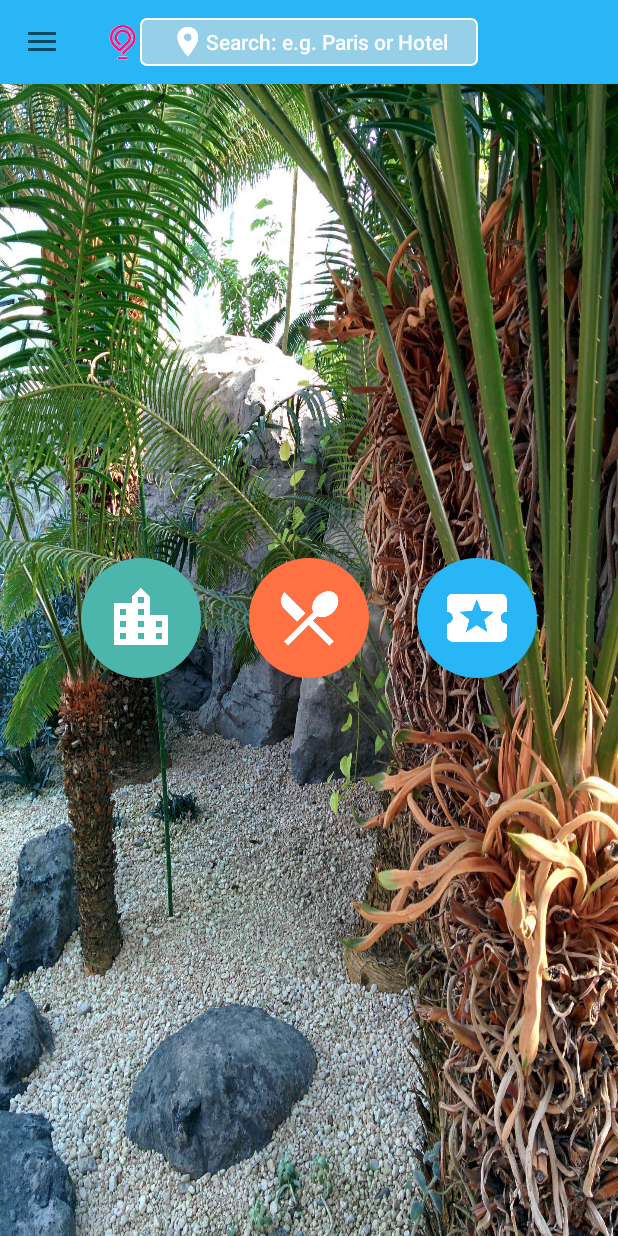
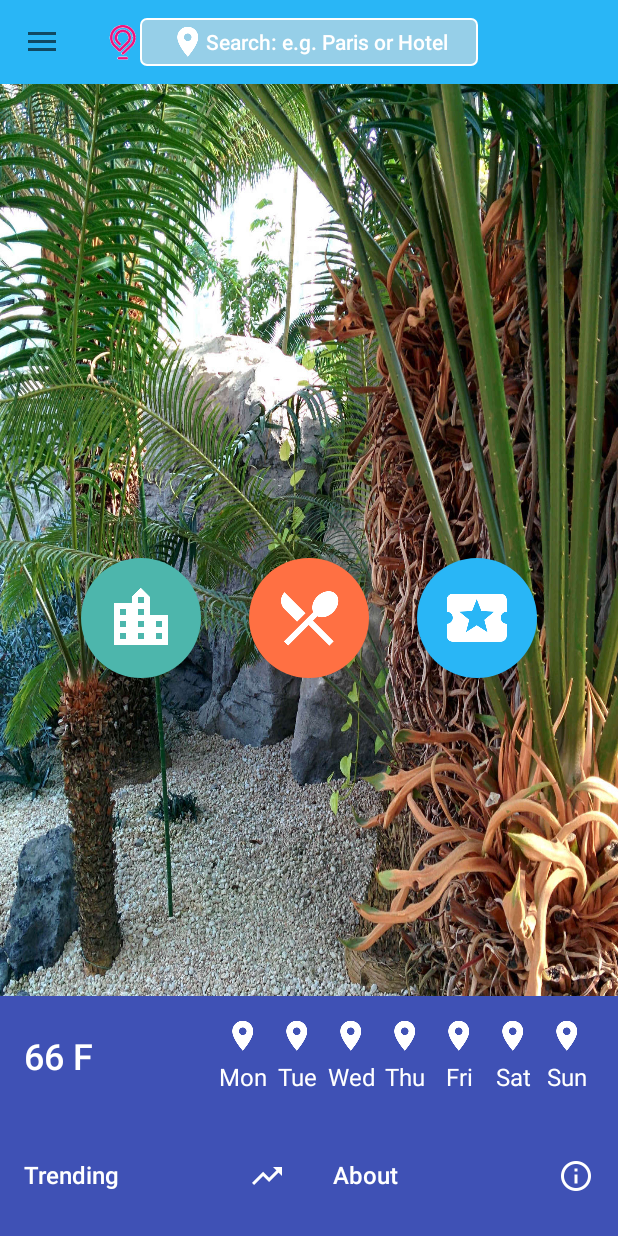
Before and after one commit to steve1rm/gogobot, an Android app: the screen it shows after launch (MainActivity), on a phone screen of 412 x 824 dp. Run offline under Robolectric (Android 15) with nearby library versions, the phone set to English and light mode, and no system bars.

Commit message:
Changing layout to use gridlayout

```diff
--- a/app/build.gradle
+++ b/app/build.gradle
@@ -24,4 +24,5 @@ dependencies {
     testCompile 'junit:junit:4.12'
     compile 'com.android.support:appcompat-v7:23.1.1'
     compile 'com.android.support:support-v4:23.1.1'
+    compile 'com.android.support:gridlayout-v7:23.1.1'
 }
--- a/app/src/main/res/layout/about.xml
+++ b/app/src/main/res/layout/about.xml
@@ -1,12 +1,9 @@
 <?xml version="1.0" encoding="utf-8"?>
-<LinearLayout
+<RelativeLayout
     xmlns:android="http://schemas.android.com/apk/res/android"
-    android:orientation="horizontal"
     android:layout_width="match_parent"
-    android:layout_height="wrap_content"
-    android:layout_centerHorizontal="true"
-    android:paddingTop="20dp"
-    android:paddingBottom="20dp"
+    android:layout_height="80dp"
+    android:gravity="center_vertical"
     android:paddingStart="16dp"
     android:paddingLeft="16dp"
     android:paddingEnd="16dp"
@@ -14,9 +11,10 @@
     android:background="@color/colorPrimary">
 
     <TextView
-        android:layout_width="0dp"
-        android:layout_weight="1"
+        android:layout_width="wrap_content"
         android:layout_height="wrap_content"
+        android:layout_alignParentStart="true"
+        android:layout_alignParentLeft="true"
         android:text="About"
         android:textSize="16sp"
         android:textColor="@android:color/white"
@@ -25,6 +23,7 @@
     <ImageView
         android:layout_width="wrap_content"
         android:layout_height="wrap_content"
-        android:src="@drawable/ic_location_on_white_24dp"/>
-
-</LinearLayout>
+        android:layout_alignParentEnd="true"
+        android:layout_alignParentRight="true"
+        android:src="@drawable/ic_info_outline_white_24dp"/>
+</RelativeLayout>
--- a/app/src/main/res/layout/fragment_main.xml
+++ b/app/src/main/res/layout/fragment_main.xml
@@ -1,5 +1,6 @@
 <android.support.v4.widget.DrawerLayout
     xmlns:android="http://schemas.android.com/apk/res/android"
+    xmlns:app="http://schemas.android.com/apk/res-auto"
     android:id="@+id/drawer_layout"
     android:layout_width="match_parent"
     android:layout_height="match_parent">
@@ -49,6 +50,32 @@
             android:background="@drawable/play"
             android:scaleType="centerInside"/>
 
+        <android.support.v7.widget.GridLayout
+            android:layout_width="match_parent"
+            android:layout_height="wrap_content"
+            android:layout_alignParentBottom="true"
+            app:columnCount="2"
+            app:rowCount="2">
+
+            <include
+                layout="@layout/weather"
+                android:layout_width="wrap_content"
+                android:layout_height="80dp"
+                app:layout_columnSpan="2"/>
+
+            <include
+                layout="@layout/trending"
+                android:layout_height="80dp"
+                android:layout_width="0dp"
+                app:layout_columnWeight="1"/>
+
+            <include
+                layout="@layout/about"
+                android:layout_height="80dp"
+                android:layout_width="0dp"
+                app:layout_columnWeight="1"/>
+
+        </android.support.v7.widget.GridLayout>
 
     </RelativeLayout>
 
--- a/app/src/main/res/layout/search_box.xml
+++ b/app/src/main/res/layout/search_box.xml
@@ -17,6 +17,4 @@
     android:textColorHint="@android:color/white"
     android:fontFamily="sans-serif-medium"
     android:hint="Search: e.g. Paris or Hotel">
-
-
 </EditText>
--- a/app/src/main/res/layout/trending.xml
+++ b/app/src/main/res/layout/trending.xml
@@ -1,12 +1,9 @@
 <?xml version="1.0" encoding="utf-8"?>
-<LinearLayout
+<RelativeLayout
     xmlns:android="http://schemas.android.com/apk/res/android"
-    android:orientation="horizontal"
     android:layout_width="match_parent"
-    android:layout_height="wrap_content"
-    android:layout_centerHorizontal="true"
-    android:paddingTop="20dp"
-    android:paddingBottom="20dp"
+    android:layout_height="80dp"
+    android:gravity="center_vertical"
     android:paddingStart="16dp"
     android:paddingLeft="16dp"
     android:paddingEnd="16dp"
@@ -14,9 +11,10 @@
     android:background="@color/colorPrimary">
 
     <TextView
-        android:layout_width="0dp"
-        android:layout_weight="1"
+        android:layout_width="match_parent"
         android:layout_height="wrap_content"
+        android:layout_alignParentStart="true"
+        android:layout_alignParentLeft="true"
         android:text="Trending"
         android:textSize="16sp"
         android:textColor="@android:color/white"
@@ -25,5 +23,7 @@
     <ImageView
         android:layout_width="wrap_content"
         android:layout_height="wrap_content"
-        android:src="@drawable/ic_location_on_white_24dp"/>
-</LinearLayout>
+        android:layout_alignParentEnd="true"
+        android:layout_alignParentRight="true"
+        android:src="@drawable/ic_trending_up_white_24dp"/>
+</RelativeLayout>
--- a/app/src/main/res/layout/weather.xml
+++ b/app/src/main/res/layout/weather.xml
@@ -1,161 +1,151 @@
 <?xml version="1.0" encoding="utf-8"?>
 <RelativeLayout
     xmlns:android="http://schemas.android.com/apk/res/android"
+    android:layout_width="match_parent"
+    android:layout_height="80dp"
+    android:background="@color/colorPrimary"
     android:orientation="horizontal"
-    android:layout_width="match_parent"
-    android:layout_height="wrap_content"
-    android:paddingTop="20dp"
-    android:paddingBottom="20dp"
-    android:paddingStart="16dp"
+    android:paddingEnd="16dp"
     android:paddingLeft="16dp"
-    android:paddingEnd="16dp"
     android:paddingRight="16dp"
-    android:background="@color/colorPrimary">
+    android:paddingStart="16dp">
 
     <TextView
         android:id="@+id/tvWeather"
         android:layout_width="wrap_content"
         android:layout_height="wrap_content"
+        android:layout_alignParentLeft="true"
         android:layout_alignParentStart="true"
-        android:layout_alignParentLeft="true"
+        android:layout_centerVertical="true"
+        android:fontFamily="sans-serif-medium"
         android:text="66 F"
-        android:textSize="24sp"
         android:textColor="@android:color/white"
-        android:fontFamily="sans-serif-medium"/>
+        android:textSize="24sp"/>
 
-    <TableLayout
+    <GridLayout
         android:layout_width="wrap_content"
         android:layout_height="wrap_content"
-        android:layout_alignParentRight="true">
+        android:layout_alignParentEnd="true"
+        android:layout_alignParentRight="true"
+        android:layout_centerVertical="true"
+        android:columnCount="7"
+        android:rowCount="3">
 
-        <TableRow>
         <ImageView
             android:id="@+id/ivMon"
-                android:layout_width="wrap_content"
+            android:layout_width="36dp"
             android:layout_height="wrap_content"
-                android:src="@drawable/ic_location_on_white_24dp"
-                android:layout_weight="1"
-                android:layout_gravity="center"
-                android:padding="2dp"/>
+            android:src="@drawable/ic_location_on_white_24dp"/>
 
         <ImageView
             android:id="@+id/ivTue"
-                android:layout_width="wrap_content"
+            android:layout_width="36dp"
             android:layout_height="wrap_content"
-                android:src="@drawable/ic_location_on_white_24dp"
-                android:layout_weight="1"/>
+            android:src="@drawable/ic_location_on_white_24dp"/>
+
         <ImageView
             android:id="@+id/ivWed"
-                android:layout_width="wrap_content"
+            android:layout_width="36dp"
             android:layout_height="wrap_content"
-                android:src="@drawable/ic_location_on_white_24dp"
-                android:layout_weight="1"
-                />
+            android:src="@drawable/ic_location_on_white_24dp"/>
 
         <ImageView
             android:id="@+id/ivThu"
-                android:layout_width="wrap_content"
+            android:layout_width="36dp"
             android:layout_height="wrap_content"
-                android:src="@drawable/ic_location_on_white_24dp"
-                android:layout_weight="1"/>
+            android:src="@drawable/ic_location_on_white_24dp"/>
 
         <ImageView
             android:id="@+id/ivFri"
-                android:layout_width="wrap_content"
+            android:layout_width="36dp"
             android:layout_height="wrap_content"
-                android:src="@drawable/ic_location_on_white_24dp"
-                android:layout_weight="1"/>
+            android:src="@drawable/ic_location_on_white_24dp"/>
 
         <ImageView
             android:id="@+id/ivSat"
-                android:layout_width="wrap_content"
+            android:layout_width="36dp"
             android:layout_height="wrap_content"
-                android:src="@drawable/ic_location_on_white_24dp"
-                android:layout_weight="1"/>
+            android:src="@drawable/ic_location_on_white_24dp"/>
 
         <ImageView
             android:id="@+id/ivSun"
-                android:layout_width="wrap_content"
+            android:layout_width="36dp"
             android:layout_height="wrap_content"
-                android:src="@drawable/ic_location_on_white_24dp"
-                android:layout_weight="1"/>
+            android:src="@drawable/ic_location_on_white_24dp"/>
 
+        <Space
+            android:layout_height="4dp"
+            android:layout_columnSpan="7"/>
 
-        </TableRow>
-
-        <TableRow>
         <TextView
             android:id="@+id/tvMon"
-                android:layout_width="wrap_content"
+            android:layout_width="36dp"
             android:layout_height="wrap_content"
+            android:gravity="center_horizontal"
+            android:fontFamily="sans-serif"
             android:text="Mon"
             android:textSize="16sp"
-                android:fontFamily="sans-serif"
-                android:layout_weight="1"/>
-
+            android:textColor="@android:color/white"/>
 
         <TextView
             android:id="@+id/tvTue"
-                android:layout_width="wrap_content"
+            android:layout_width="36dp"
             android:layout_height="wrap_content"
+            android:gravity="center_horizontal"
+            android:fontFamily="sans-serif"
             android:text="Tue"
             android:textSize="16sp"
-                android:fontFamily="sans-serif"
-                android:layout_weight="1"/>
-
+            android:textColor="@android:color/white"/>
 
         <TextView
             android:id="@+id/tvWed"
-                android:layout_width="wrap_content"
+            android:layout_width="36dp"
             android:layout_height="wrap_content"
+            android:gravity="center_horizontal"
+            android:fontFamily="sans-serif"
             android:text="Wed"
             android:textSize="16sp"
-                android:fontFamily="sans-serif"
-                android:layout_weight="1"/>
+            android:textColor="@android:color/white"/>
 
         <TextView
             android:id="@+id/tvThu"
-                android:layout_width="wrap_content"
+            android:layout_width="36dp"
             android:layout_height="wrap_content"
+            android:gravity="center_horizontal"
+            android:fontFamily="sans-serif"
             android:text="Thu"
             android:textSize="16sp"
-                android:fontFamily="sans-serif"
-                android:layout_weight="1"/>
+            android:textColor="@android:color/white"/>
 
         <TextView
             android:id="@+id/tvFri"
-                android:layout_width="wrap_content"
+            android:layout_width="36dp"
             android:layout_height="wrap_content"
+            android:gravity="center_horizontal"
+            android:fontFamily="sans-serif"
             android:text="Fri"
             android:textSize="16sp"
-                android:fontFamily="sans-serif"
-                android:layout_weight="1"/>
+            android:textColor="@android:color/white"/>
 
         <TextView
             android:id="@+id/tvSat"
-                android:layout_width="wrap_content"
+            android:layout_width="36dp"
             android:layout_height="wrap_content"
+            android:gravity="center_horizontal"
+            android:fontFamily="sans-serif"
             android:text="Sat"
             android:textSize="16sp"
-                android:fontFamily="sans-serif"
-                android:layout_weight="1"/>
+            android:textColor="@android:color/white"/>
 
         <TextView
             android:id="@+id/tvSun"
-                android:layout_width="wrap_content"
+            android:layout_width="36dp"
             android:layout_height="wrap_content"
+            android:gravity="center_horizontal"
+            android:fontFamily="sans-serif"
             android:text="Sun"
             android:textSize="16sp"
-                android:fontFamily="sans-serif"
-                android:layout_weight="1"/>
-
-        </TableRow>
-    </TableLayout>
-
-
-
-
-
-
+            android:textColor="@android:color/white"/>
+    </GridLayout>
 
 </RelativeLayout>
```
Also changed, not shown: app/src/main/res/drawable-hdpi/ic_info_outline_white_24dp.png (added), app/src/main/res/drawable-hdpi/ic_trending_up_white_24dp.png (added), app/src/main/res/drawable-mdpi/ic_info_outline_white_24dp.png (added), app/src/main/res/drawable-mdpi/ic_trending_up_white_24dp.png (added), app/src/main/res/drawable-xhdpi/ic_info_outline_white_24dp.png (added), app/src/main/res/drawable-xhdpi/ic_trending_up_white_24dp.png (added), app/src/main/res/drawable-xxhdpi/ic_info_outline_white_24dp.png (added), app/src/main/res/drawable-xxhdpi/ic_trending_up_white_24dp.png (added), app/src/main/res/drawable-xxxhdpi/ic_info_outline_white_24dp.png (added), app/src/main/res/drawable-xxxhdpi/ic_trending_up_white_24dp.png (added). Lines whose indentation alone changed are shown as unchanged.
